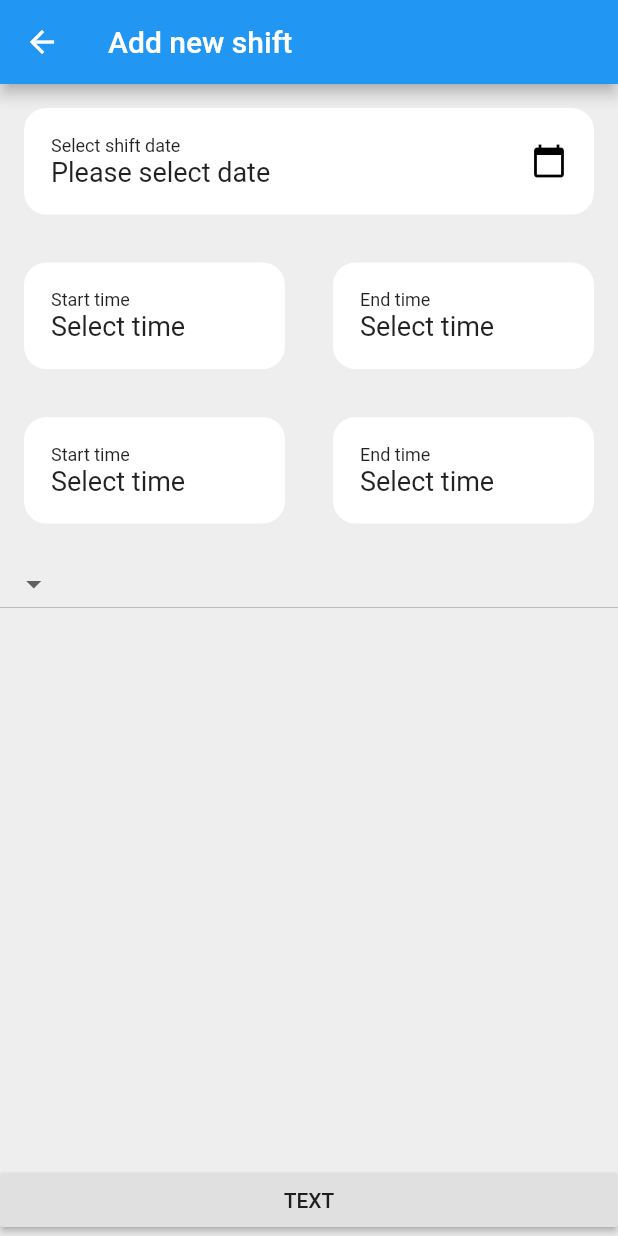
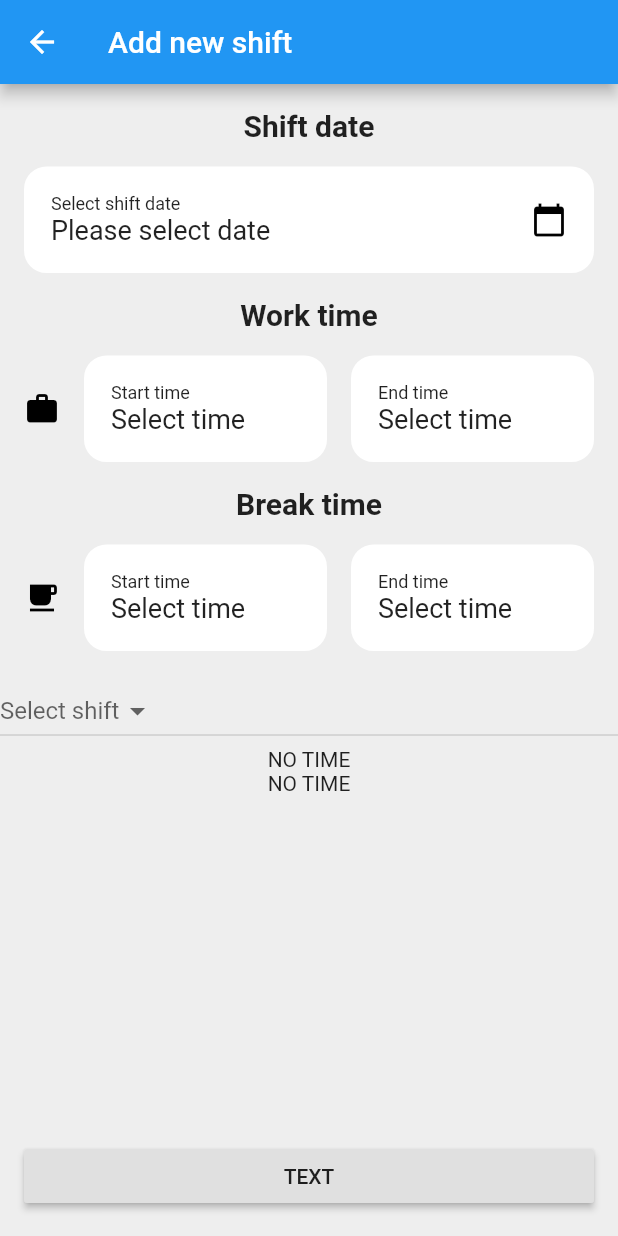
Before and after one commit to KarolisZiukas/logging_hours_flutter, a Flutter app: the AddNewShiftActivity screen opened directly, on a phone screen of 412 x 824 dp. Run offline on Flutter 3.47's test engine with Material 2 defaults, Android fonts, the phone set to English and light mode, and no system bars.

Commit message:
add calbacks for time pickers

```diff
--- a/lib/src/ui/AddNewShiftActivity.dart
+++ b/lib/src/ui/AddNewShiftActivity.dart
@@ -10,10 +10,23 @@ class AddNewShiftActivity extends StatefulWidget {
 class AddNewShiftActivityState extends State<AddNewShiftActivity> {
   var gotTheDate = "NO DATE";
   var gotTheTime = "NO TIME";
+  var gotTheTime2 = "NO TIME";
 
   void printDate(String date) {
     setState(() {
       gotTheDate = date;
+    });
+  }
+
+  void printTime(ShiftTimeModel date) {
+    setState(() {
+      gotTheTime = date.hour.toString();
+    });
+  }
+
+  void printTime2(ShiftTimeModel date) {
+    setState(() {
+      gotTheTime2 = date.minute.toString();
     });
   }
 
@@ -28,36 +41,65 @@ class AddNewShiftActivityState extends State<AddNewShiftActivity> {
       ),
       body: Column(
         children: <Widget>[
+          Container(
+            padding: EdgeInsets.only(top: 16),
+            child: Text(
+              "Shift date",
+              style: TextStyle(fontSize: 20, fontWeight: FontWeight.bold),
+            ),
+          ),
           DateRowComponent(
             onPressed: printDate,
           ),
+          Text(
+            "Work time",
+            style: TextStyle(fontSize: 20, fontWeight: FontWeight.bold),
+          ),
           Row(
             children: <Widget>[
+              Padding(
+                padding: EdgeInsets.all(16),
+                child: Icon(
+                  Icons.work,
+                  color: Colors.black,
+                ),
+              ),
               Flexible(
                 child: TimePickerComponent(
-                  onPressed: printDate,
+                  onPressed: printTime,
                   whichValueToSelect: "Start",
                 ),
               ),
               Flexible(
                 child: TimePickerComponent(
-                  onPressed: printDate,
+                  onPressed: printTime2,
                   whichValueToSelect: "End",
                 ),
               ),
             ],
           ),
+          Text(
+            "Break time",
+            style: TextStyle(fontSize: 20, fontWeight: FontWeight.bold),
+          ),
           Row(
             children: <Widget>[
+              Padding(
+                padding: EdgeInsets.all(16),
+                child: Icon(
+                  Icons.free_breakfast,
+                  color: Colors.black,
+                ),
+              ),
               Flexible(
                 child: TimePickerComponent(
-                  onPressed: printDate,
+                  onPressed: printTime,
                   whichValueToSelect: "Start",
                 ),
               ),
               Flexible(
                 child: TimePickerComponent(
-                  onPressed: printDate,
+                  onPressed: printTime2,
                   whichValueToSelect: "End",
                 ),
               ),
@@ -67,6 +109,7 @@ class AddNewShiftActivityState extends State<AddNewShiftActivity> {
             children: <Widget>[
               Expanded(
                 child: DropdownButton<String>(
+                  hint: Text("Select shift"),
                   items: <String>['A', 'B', 'C', 'D'].map((String value) {
                     return new DropdownMenuItem<String>(
                       value: value,
@@ -78,6 +121,8 @@ class AddNewShiftActivityState extends State<AddNewShiftActivity> {
               ),
             ],
           ),
+          Text("$gotTheTime"),
+          Text("$gotTheTime2"),
           Flexible(
             child: Column(
               mainAxisAlignment: MainAxisAlignment.end,
@@ -85,11 +130,13 @@ class AddNewShiftActivityState extends State<AddNewShiftActivity> {
                 Row(
                   children: <Widget>[
                     Expanded(
+                        child: Container(
+                      margin: EdgeInsets.all(16),
                       child: RaisedButton(
                         onPressed: () {},
                         child: Text("TEXT"),
                       ),
-                    )
+                    ))
                   ],
                 )
               ],
--- a/lib/src/ui/TimePickerComponent.dart
+++ b/lib/src/ui/TimePickerComponent.dart
@@ -1,14 +1,18 @@
 import 'package:flutter/material.dart';
 import 'package:intl/intl.dart';
 
+class ShiftTimeModel {
+  final int hour;
+  final int minute;
+
+  ShiftTimeModel(this.hour, this.minute);
+}
+
 class TimePickerComponent extends StatefulWidget {
-  final ValueChanged<String> onPressed;
+  final ValueChanged<ShiftTimeModel> onPressed;
   final String whichValueToSelect;
 
-  TimePickerComponent({
-    this.onPressed,
-    this.whichValueToSelect
-  });
+  TimePickerComponent({this.onPressed, this.whichValueToSelect});
 
   @override
   State createState() {
@@ -20,14 +24,14 @@ class TimePickerComponentState extends State<TimePickerComponent> {
   var formatter = new DateFormat('yyyy-MM-dd');
   TimeOfDay currentTime = TimeOfDay.now();
   String formatted = "Select time";
+
   Future<Null> _selectDate(BuildContext context) async {
-    final TimeOfDay picked = await showTimePicker(
-        context: context,
-        initialTime: currentTime);
+    final TimeOfDay picked =
+        await showTimePicker(context: context, initialTime: currentTime);
     if (picked != null)
       setState(() {
-//        formatted =
-        widget.onPressed(picked.toString());
+        formatted = "${picked.hour.toString()}:${picked.minute.toString()}";
+        widget.onPressed(ShiftTimeModel(picked.hour, picked.minute));
       });
   }
 
@@ -45,7 +49,7 @@ class TimePickerComponentState extends State<TimePickerComponent> {
                     color: Color(0xFFFFFFFF),
                     border: Border.all(color: Color(0xFFFFFFFF), width: 2.0)),
                 padding: EdgeInsets.all(16),
-                margin: EdgeInsets.all(16),
+                margin: EdgeInsets.fromLTRB(0, 16, 16, 16),
                 child: Row(
                   crossAxisAlignment: CrossAxisAlignment.center,
                   children: <Widget>[
```
Lines whose indentation alone changed are shown as unchanged.
